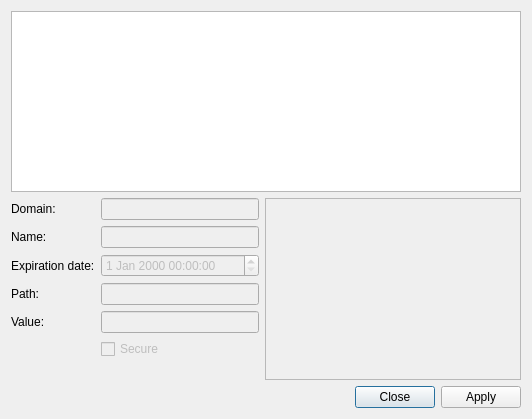
0xd34df00d/leechcraft, file src/plugins/poshuku/cookieseditdialog.ui: the form before one commit.
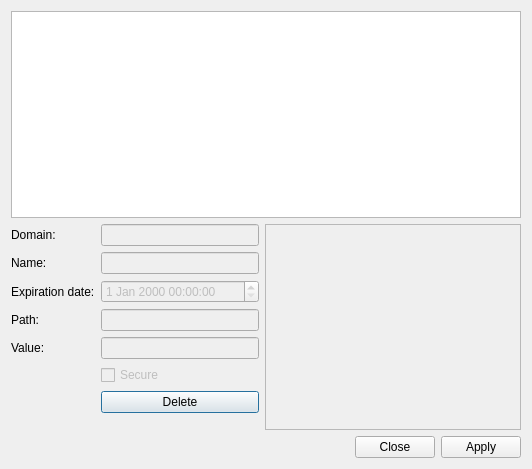
The form after the commit. Icons and pictures are not drawn.

Diff of the .ui file:
```diff
--- a/src/plugins/poshuku/cookieseditdialog.ui
+++ b/src/plugins/poshuku/cookieseditdialog.ui
@@ -1,12 +1,12 @@
 <ui version="4.0" >
  <class>CookiesEditDialog</class>
- <widget class="QDialog" name="CookiesEditDialog" >
-  <property name="geometry" >
+ <widget class="QDialog" name="CookiesEditDialog">
+  <property name="geometry">
    <rect>
     <x>0</x>
     <y>0</y>
     <width>532</width>
-    <height>419</height>
+    <height>469</height>
    </rect>
   </property>
   <property name="windowTitle" >
@@ -107,6 +107,13 @@
          </property>
         </widget>
        </item>
+       <item row="6" column="1">
+        <widget class="QPushButton" name="Delete_">
+         <property name="text">
+          <string>Delete</string>
+         </property>
+        </widget>
+       </item>
       </layout>
      </item>
      <item>
```
Left out of the diff: 109 changed lines with no effect on the pictures.
